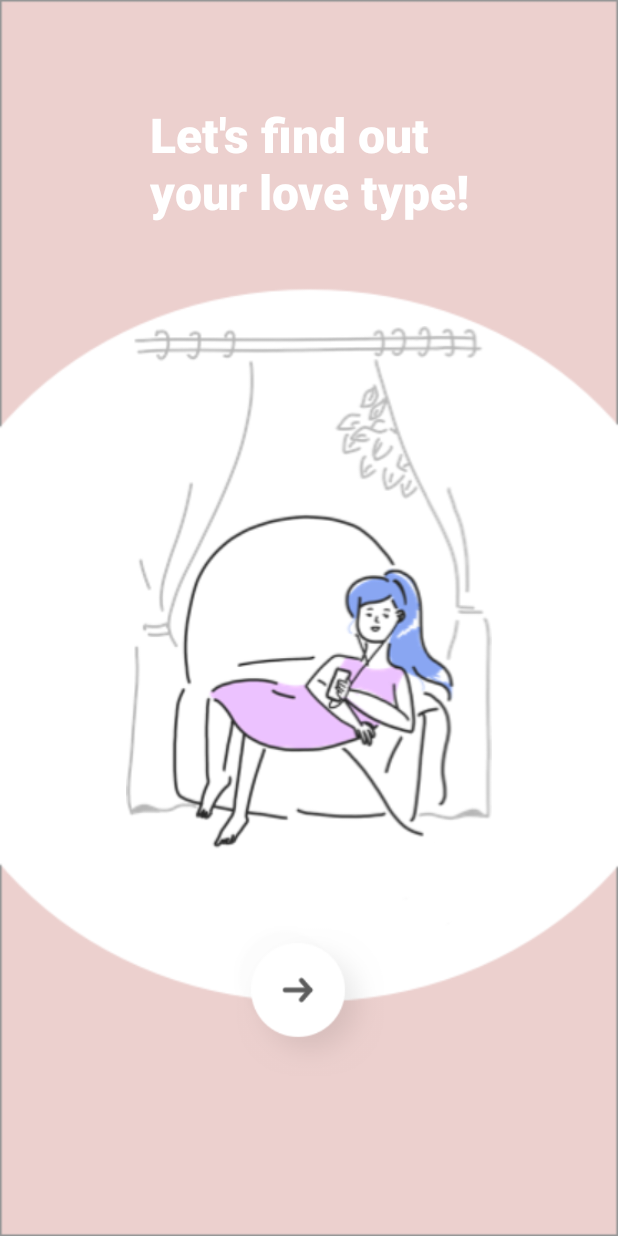
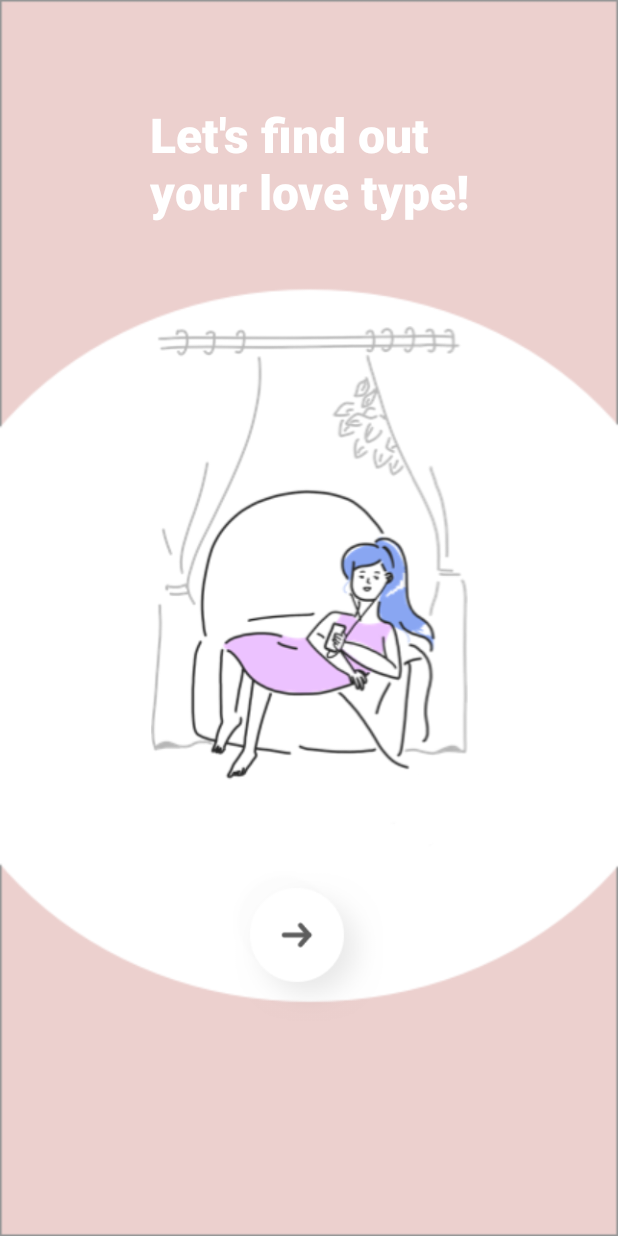
Before and after one commit to HayanYoo/androidEx1, an Android app: the screen it shows after launch (MainActivity), on a phone screen of 412 x 824 dp. Run offline under Robolectric (Android 15) with nearby library versions, the phone set to English and light mode, and no system bars; 1 statement that could not run was skipped.

Commit message:
style : 이미지 사이즈 변경

```diff
--- a/app/src/main/res/layout/fragment_main.xml
+++ b/app/src/main/res/layout/fragment_main.xml
@@ -5,7 +5,7 @@
     android:layout_width="match_parent"
     android:layout_height="match_parent"
     android:background="@drawable/background"
-    tools:context=".fragment.mainFragment">
+    tools:context=".fragment.MainFragment">
 
 
     <TextView
@@ -24,8 +24,8 @@
 
     <ImageView
         android:id="@+id/imageView"
-        android:layout_width="260dp"
-        android:layout_height="400dp"
+        android:layout_width="263dp"
+        android:layout_height="347dp"
         android:layout_marginTop="68dp"
         android:src="@drawable/main_img"
         app:layout_constraintEnd_toEndOf="parent"
@@ -33,10 +33,13 @@
         app:layout_constraintTop_toBottomOf="@+id/textView" />
 
     <ImageView
+        android:id="@+id/btn_next"
         android:layout_width="100dp"
         android:layout_height="100dp"
+        android:layout_marginTop="16dp"
         android:src="@drawable/next"
         app:layout_constraintEnd_toEndOf="parent"
+        app:layout_constraintHorizontal_bias="0.498"
         app:layout_constraintStart_toStartOf="parent"
         app:layout_constraintTop_toBottomOf="@+id/imageView" />
 
--- a/app/src/main/res/layout/fragment_question.xml
+++ b/app/src/main/res/layout/fragment_question.xml
@@ -26,9 +26,10 @@
         android:id="@+id/imageView"
         android:layout_width="260dp"
         android:layout_height="400dp"
-        android:layout_marginTop="68dp"
+        android:layout_marginTop="12dp"
         android:src="@drawable/question_img"
         app:layout_constraintEnd_toEndOf="parent"
+        app:layout_constraintHorizontal_bias="0.403"
         app:layout_constraintStart_toStartOf="parent"
         app:layout_constraintTop_toBottomOf="@+id/textView" />
 
--- a/app/src/main/res/layout/fragment_result.xml
+++ b/app/src/main/res/layout/fragment_result.xml
@@ -38,10 +38,12 @@
         android:id="@+id/imageView2"
         android:layout_width="100dp"
         android:layout_height="100dp"
+        android:layout_marginBottom="52dp"
         android:src="@drawable/next"
+        app:layout_constraintBottom_toBottomOf="parent"
         app:layout_constraintEnd_toEndOf="parent"
-        app:layout_constraintStart_toStartOf="parent"
-        app:layout_constraintBottom_toBottomOf="parent" />
+        app:layout_constraintHorizontal_bias="0.498"
+        app:layout_constraintStart_toStartOf="parent" />
 
 
 </androidx.constraintlayout.widget.ConstraintLayout>
--- a/app/src/main/res/layout/fragment_selection.xml
+++ b/app/src/main/res/layout/fragment_selection.xml
@@ -90,7 +90,7 @@
         android:layout_width="wrap_content"
         android:layout_height="wrap_content"
         android:orientation="horizontal"
-        app:layout_constraintGuide_percent="0.85" />
+        app:layout_constraintGuide_percent="0.75" />
 
 
 </androidx.constraintlayout.widget.ConstraintLayout>
```
